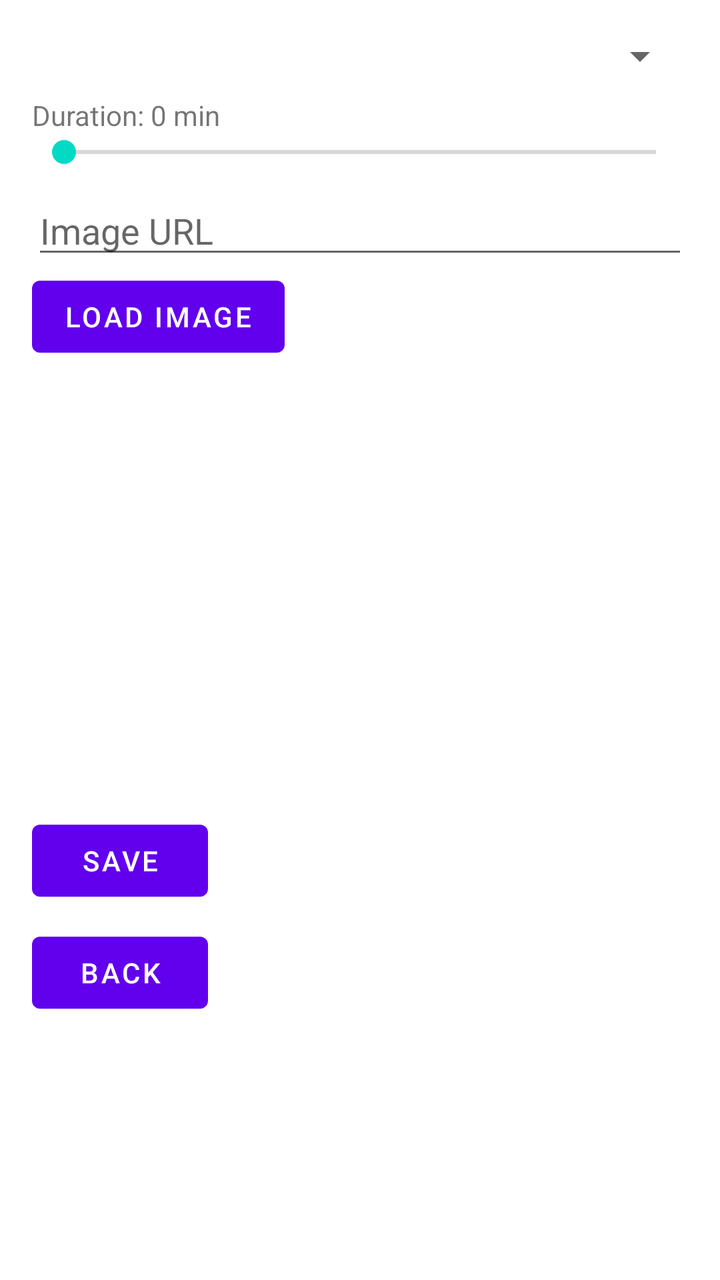
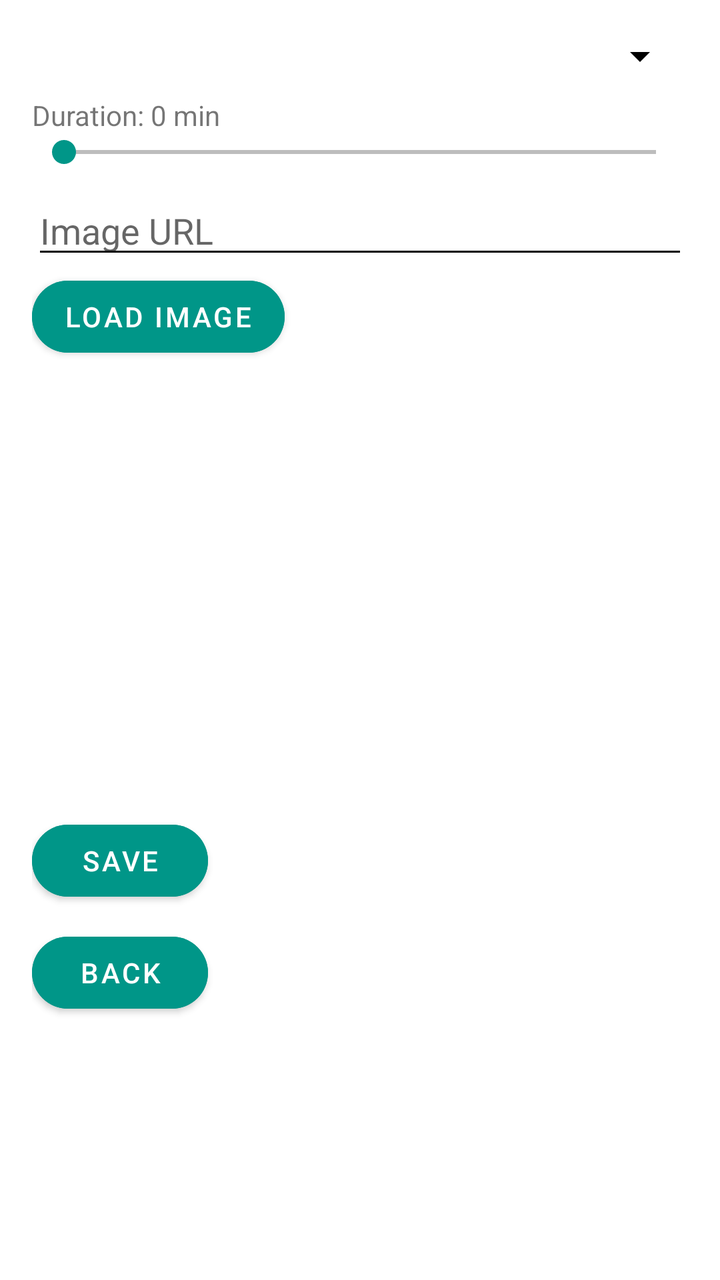

Before-and-after screenshots of an Android layout around one commit, followed by the original layout XML and the change that was made.
<!-- AndroidManifest.xml: application theme Theme.CountLives -->
<!-- res/layout/activity_add.xml -->
<?xml version="1.0" encoding="utf-8"?>
<ScrollView xmlns:android="http://schemas.android.com/apk/res/android"
    android:layout_width="match_parent"
    android:layout_height="match_parent">

    <LinearLayout
        android:orientation="vertical"
        android:padding="16dp"
        android:layout_width="match_parent"
        android:layout_height="wrap_content">

        <Spinner
            android:id="@+id/spinnerActivityType"
            android:layout_width="match_parent"
            android:layout_height="wrap_content" />

        <TextView
            android:id="@+id/tvDurationLabel"
            android:layout_width="wrap_content"
            android:layout_height="wrap_content"
            android:text="Duration: 0 min"
            android:layout_marginTop="8dp" />

        <SeekBar
            android:id="@+id/seekbarDuration"
            android:layout_width="match_parent"
            android:layout_height="wrap_content"
            android:layout_marginBottom="8dp" />

        <EditText
            android:id="@+id/etImageUrl"
            android:layout_width="match_parent"
            android:layout_height="wrap_content"
            android:hint="Image URL" />

        <Button
            android:id="@+id/btnLoadImage"
            android:layout_width="wrap_content"
            android:layout_height="wrap_content"
            android:text="@string/load_image" />

        <ImageView
            android:id="@+id/ivPreview"
            android:layout_width="match_parent"
            android:layout_height="200dp"
            android:layout_marginTop="8dp"
            android:scaleType="centerCrop" />

        <Button
            android:id="@+id/btnSaveActivity"
            android:layout_width="wrap_content"
            android:layout_height="wrap_content"
            android:text="@string/save_activity"
            android:layout_marginTop="16dp" />

        <Button
            android:id="@+id/btnBack"
            android:layout_width="wrap_content"
            android:layout_height="wrap_content"
            android:text="@string/back"
            android:layout_marginTop="8dp" />

    </LinearLayout>

</ScrollView>
<!-- resources referenced by this layout -->
<resources>
  <string name="back">Back</string>
  <string name="load_image">Load Image</string>
  <string name="save_activity">Save</string>
  <style name="Theme.CountLives" parent="Theme.MaterialComponents.DayNight.DarkActionBar">
          
          <item name="colorPrimary">@color/purple_500</item>
          <item name="colorPrimaryVariant">@color/purple_700</item>
          <item name="colorOnPrimary">@color/white</item>
          
          <item name="colorSecondary">@color/teal_200</item>
          <item name="colorSecondaryVariant">@color/teal_700</item>
          <item name="colorOnSecondary">@color/black</item>
          
          <item name="android:statusBarColor">?attr/colorPrimaryVariant</item>
          
      </style>
  <color name="purple_500">#FF6200EE</color>
  <color name="purple_700">#FF3700B3</color>
  <color name="white">#FFFFFFFF</color>
  <color name="teal_200">#FF03DAC5</color>
  <color name="teal_700">#FF018786</color>
  <color name="black">#FF000000</color>
</resources>

<!-- the commit's change to res/layout/activity_add.xml (unified diff, before → after) -->
@@ -33,30 +33,46 @@
             android:layout_height="wrap_content"
             android:hint="Image URL" />
 
-        <Button
+        <com.google.android.material.button.MaterialButton
             android:id="@+id/btnLoadImage"
             android:layout_width="wrap_content"
             android:layout_height="wrap_content"
+            style="@style/Theme.CountLives.PillButton"
             android:text="@string/load_image" />
 
-        <ImageView
-            android:id="@+id/ivPreview"
+        <FrameLayout
             android:layout_width="match_parent"
             android:layout_height="200dp"
-            android:layout_marginTop="8dp"
-            android:scaleType="centerCrop" />
+            android:layout_marginTop="8dp">
 
-        <Button
+            <ImageView
+                android:id="@+id/ivPreview"
+                android:layout_width="match_parent"
+                android:layout_height="match_parent"
+                android:scaleType="centerCrop" />
+
+            <ProgressBar
+                android:id="@+id/progressPreview"
+                android:layout_width="wrap_content"
+                android:layout_height="wrap_content"
+                android:layout_gravity="center"
+                android:visibility="gone" />
+
+        </FrameLayout>
+
+        <com.google.android.material.button.MaterialButton
             android:id="@+id/btnSaveActivity"
             android:layout_width="wrap_content"
             android:layout_height="wrap_content"
+            style="@style/Theme.CountLives.PillButton"
             android:text="@string/save_activity"
             android:layout_marginTop="16dp" />
 
-        <Button
+        <com.google.android.material.button.MaterialButton
             android:id="@+id/btnBack"
             android:layout_width="wrap_content"
             android:layout_height="wrap_content"
+            style="@style/Theme.CountLives.PillButton"
             android:text="@string/back"
             android:layout_marginTop="8dp" />
 
<!-- resource entries referenced after the edit -->
@@ -3,24 +3,54 @@
   <string name="back">Back</string>
   <string name="load_image">Load Image</string>
   <string name="save_activity">Save</string>
-  <style name="Theme.CountLives" parent="Theme.MaterialComponents.DayNight.DarkActionBar">
+  <style name="Theme.CountLives.PillButton" parent="Widget.MaterialComponents.Button">
+          <item name="cornerRadius">24dp</item>
+          <item name="android:backgroundTint">?attr/colorSecondary</item>
+          <item name="android:textColor">?attr/colorOnSecondary</item>
+          <item name="iconGravity">textStart</item>
+      </style>
+  <style name="Theme.CountLives" parent="Theme.MaterialComponents.DayNight.NoActionBar">
           
-          <item name="colorPrimary">@color/purple_500</item>
-          <item name="colorPrimaryVariant">@color/purple_700</item>
+          <item name="colorPrimary">@color/primary_blue_700</item>
+          <item name="colorPrimaryVariant">@color/primary_blue_900</item>
           <item name="colorOnPrimary">@color/white</item>
           
-          <item name="colorSecondary">@color/teal_200</item>
-          <item name="colorSecondaryVariant">@color/teal_700</item>
-          <item name="colorOnSecondary">@color/black</item>
+          <item name="colorSecondary">@color/secondary_teal_500</item>
+          <item name="colorSecondaryVariant">@color/secondary_teal_700</item>
+          <item name="colorOnSecondary">@color/white</item>
+          
+          <item name="colorTertiary">@color/primary_blue_500</item>
+          
+          <item name="materialButtonStyle">@style/Theme.CountLives.PillButton</item>
+          <item name="materialCardViewStyle">@style/CountLives.Card</item>
+          <item name="materialButtonOutlinedStyle">@style/Widget.CountLives.Button</item>
+          <item name="android:buttonStyle">@style/Theme.CountLives.PillButton</item>
+          <item name="cardViewStyle">@style/CountLives.Card</item>
           
           <item name="android:statusBarColor">?attr/colorPrimaryVariant</item>
+          <item name="android:navigationBarColor">?attr/colorPrimary</item>
+          <item name="android:windowBackground">@color/white</item>
           
+          <item name="android:textColorPrimary">@color/black</item>
+          <item name="android:textColorSecondary">@color/black</item>
+          
+          <item name="tabStyle">@style/Widget.MaterialComponents.TabLayout</item>
       </style>
-  <color name="purple_500">#FF6200EE</color>
-  <color name="purple_700">#FF3700B3</color>
+  <color name="primary_blue_700">#FF1976D2</color>
+  <color name="primary_blue_900">#FF0D47A1</color>
   <color name="white">#FFFFFFFF</color>
-  <color name="teal_200">#FF03DAC5</color>
-  <color name="teal_700">#FF018786</color>
+  <color name="secondary_teal_500">#FF009688</color>
+  <color name="secondary_teal_700">#FF00796B</color>
+  <color name="primary_blue_500">#FF2196F3</color>
+  <style name="CountLives.Card" parent="Widget.MaterialComponents.CardView">
+          <item name="cardCornerRadius">12dp</item>
+          <item name="cardUseCompatPadding">true</item>
+          <item name="cardElevation">4dp</item>
+      </style>
+  <style name="Widget.CountLives.Button" parent="Widget.MaterialComponents.Button.OutlinedButton">
+          <item name="strokeColor">?attr/colorPrimary</item>
+          <item name="android:textColor">?attr/colorPrimary</item>
+      </style>
   <color name="black">#FF000000</color>
 </resources>
 
